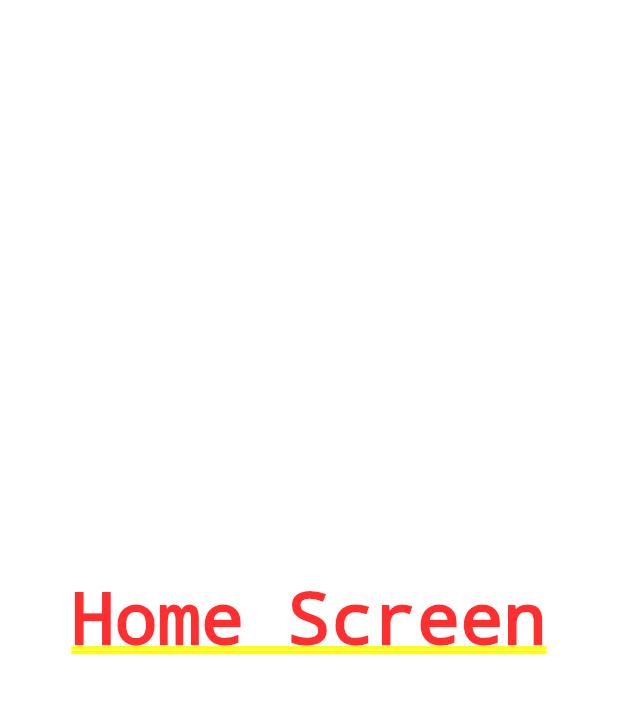
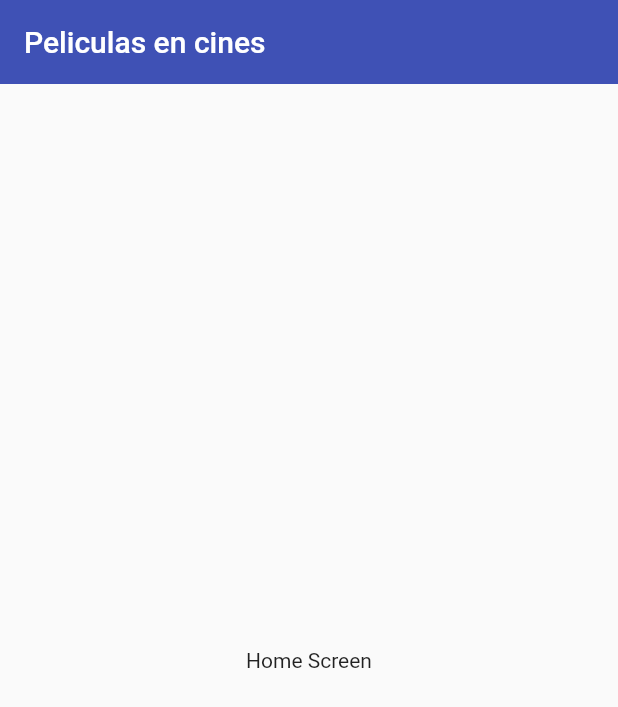
Before and after one commit to AgnosticSix/peliculas_app, a Flutter app: the screen it shows after launch, on a phone screen of 412 x 824 dp. Shown: the top 707 px of the screen. Run offline on Flutter 3.47's test engine with Material 2 defaults, Android fonts, the phone set to English and light mode, and no system bars.

Commit message:
theme added

```diff
--- a/lib/main.dart
+++ b/lib/main.dart
@@ -1,6 +1,6 @@
 import 'package:flutter/material.dart';
-import 'package:peliculas_app/screens/details_screen.dart';
-import 'package:peliculas_app/screens/home_screen.dart';
+import 'package:peliculas_app/screens/screens.dart';
+import 'package:peliculas_app/themes/app_theme.dart';
 
 void main() => runApp(MyApp());
 
@@ -15,6 +15,7 @@ class MyApp extends StatelessWidget {
         'home': (_) => HomeScreen(),
         'details': (_) => DetailsScreen(),
       },
+      theme: AppTheme.lightTheme,
     );
   }
 }
--- a/lib/screens/details_screen.dart
+++ b/lib/screens/details_screen.dart
@@ -3,8 +3,12 @@ import 'package:flutter/material.dart';
 class DetailsScreen extends StatelessWidget {
   @override
   Widget build(BuildContext context) {
-    return Container(
-      child: Center(child: Text('Details Screen')),
+    return Scaffold(
+      body: Container(
+        child: const Center(
+          child: Text('Details Screen'),
+        ),
+      ),
     );
   }
 }
--- a/lib/screens/home_screen.dart
+++ b/lib/screens/home_screen.dart
@@ -3,8 +3,16 @@ import 'package:flutter/material.dart';
 class HomeScreen extends StatelessWidget {
   @override
   Widget build(BuildContext context) {
-    return Container(
-      child: Center(child: Text('Home Screen')),
+    return Scaffold(
+      appBar: AppBar(
+        title: const Text('Peliculas en cines'),
+        elevation: 0,
+      ),
+      body: Container(
+        child: const Center(
+          child: Text('Home Screen'),
+        ),
+      ),
     );
   }
 }
--- /dev/null
+++ b/lib/screens/screens.dart
@@ -0,0 +1,2 @@
+export 'package:peliculas_app/screens/details_screen.dart';
+export 'package:peliculas_app/screens/home_screen.dart';
--- /dev/null
+++ b/lib/themes/app_theme.dart
@@ -0,0 +1,94 @@
+import 'package:flutter/material.dart';
+
+class AppTheme {
+  static const Color primary = Colors.indigo;
+
+  static final ThemeData lightTheme = ThemeData.light().copyWith(
+    //color primerio
+    primaryColor: primary,
+
+    //appbartheme
+    appBarTheme: const AppBarTheme(color: primary, elevation: 0),
+
+    //textbutton theme
+    textButtonTheme: TextButtonThemeData(
+      style: TextButton.styleFrom(primary: primary),
+    ),
+
+    //floatingactionbutton theme
+    floatingActionButtonTheme: const FloatingActionButtonThemeData(
+        backgroundColor: primary, elevation: 5),
+
+    //elevatedButtonn theme
+    elevatedButtonTheme: ElevatedButtonThemeData(
+        style: ElevatedButton.styleFrom(
+            primary: primary, shape: const StadiumBorder(), elevation: 0)),
+    //inputdecoration theme
+    inputDecorationTheme: const InputDecorationTheme(
+      floatingLabelStyle: TextStyle(color: primary),
+      enabledBorder: OutlineInputBorder(
+        borderSide: BorderSide(color: primary),
+        borderRadius: BorderRadius.only(
+          bottomLeft: Radius.circular(10),
+          topRight: Radius.circular(10),
+        ),
+      ),
+      focusedBorder: OutlineInputBorder(
+        borderSide: BorderSide(color: primary),
+        borderRadius: BorderRadius.only(
+          bottomLeft: Radius.circular(10),
+          topRight: Radius.circular(10),
+        ),
+      ),
+      border: OutlineInputBorder(
+        borderRadius: BorderRadius.only(
+          bottomLeft: Radius.circular(10),
+          topRight: Radius.circular(10),
+        ),
+      ),
+    ),
+  );
+
+  static final ThemeData darkTheme = ThemeData.dark().copyWith(
+      //color primerio
+      primaryColor: primary,
+
+      //appbartheme
+      appBarTheme: const AppBarTheme(color: primary, elevation: 0),
+      scaffoldBackgroundColor: Colors.black,
+      textButtonTheme:
+          TextButtonThemeData(style: TextButton.styleFrom(primary: primary)),
+
+      //floatingactionbutton theme
+      floatingActionButtonTheme: const FloatingActionButtonThemeData(
+          backgroundColor: primary, elevation: 5),
+
+      //elevatedButtonn theme
+      elevatedButtonTheme: ElevatedButtonThemeData(
+          style: ElevatedButton.styleFrom(
+              primary: primary, shape: const StadiumBorder(), elevation: 0)),
+      //inputdecoration theme
+      inputDecorationTheme: const InputDecorationTheme(
+        floatingLabelStyle: TextStyle(color: primary),
+        enabledBorder: OutlineInputBorder(
+          borderSide: BorderSide(color: primary),
+          borderRadius: BorderRadius.only(
+            bottomLeft: Radius.circular(10),
+            topRight: Radius.circular(10),
+          ),
+        ),
+        focusedBorder: OutlineInputBorder(
+          borderSide: BorderSide(color: primary),
+          borderRadius: BorderRadius.only(
+            bottomLeft: Radius.circular(10),
+            topRight: Radius.circular(10),
+          ),
+        ),
+        border: OutlineInputBorder(
+          borderRadius: BorderRadius.only(
+            bottomLeft: Radius.circular(10),
+            topRight: Radius.circular(10),
+          ),
+        ),
+      ));
+}
```
